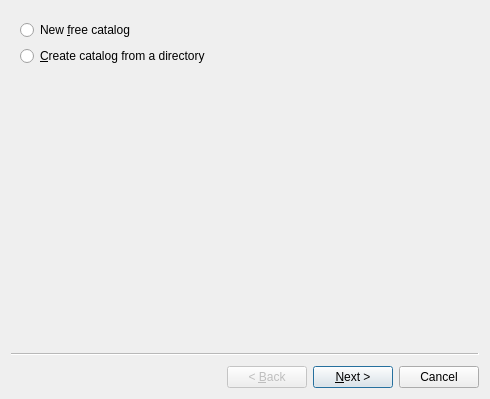
First picture: the form in uiQt/createcatalogwizard.ui, repository osmank3/bilge-katalog-old, before the edit.
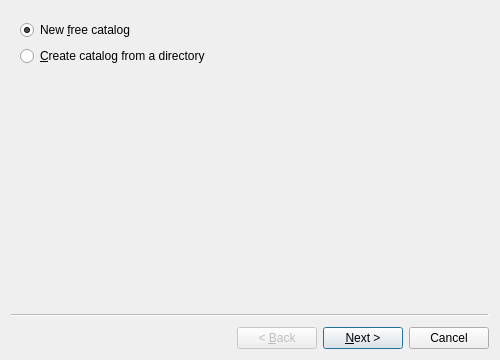
Second picture: the form after the edit.

Commit message: katalog oluşturma sihirbazı düzenlenmeye başlandı. libilge'den ilgili fonksiyonu çalışacak şekle getirince tamamlanacak.

```diff
--- a/uiQt/createcatalogwizard.ui
+++ b/uiQt/createcatalogwizard.ui
@@ -2,26 +2,25 @@
 <ui version="4.0">
  <class>createCatalogWizard</class>
  <widget class="QWizard" name="createCatalogWizard">
-  <property name="geometry">
-   <rect>
-    <x>0</x>
-    <y>0</y>
-    <width>490</width>
-    <height>399</height>
-   </rect>
-  </property>
   <property name="windowTitle">
    <string>Wizard</string>
   </property>
+  <property name="locale">
+   <locale language="English" country="UnitedKingdom"/>
+  </property>
+  <property name="wizardStyle">
+   <enum>QWizard::ClassicStyle</enum>
+  </property>
   <widget class="QWizardPage" name="wizardPage1">
-   <layout class="QGridLayout" name="gridLayout_4">
-    <item row="0" column="0">
      <layout class="QVBoxLayout" name="verticalLayout">
       <item>
        <widget class="QRadioButton" name="radioButton">
         <property name="text">
          <string>New &amp;free catalog</string>
         </property>
+      <property name="checked">
+       <bool>true</bool>
+      </property>
        </widget>
       </item>
       <item>
@@ -32,8 +31,6 @@
        </widget>
       </item>
      </layout>
-    </item>
-   </layout>
   </widget>
   <widget class="QWizardPage" name="wizardPage2">
    <widget class="QWidget" name="layoutWidget">
```
Left out of the diff: 213 changed lines with no effect on the pictures. Lines whose indentation alone changed are shown as unchanged. The commit also changes 2 other files.
